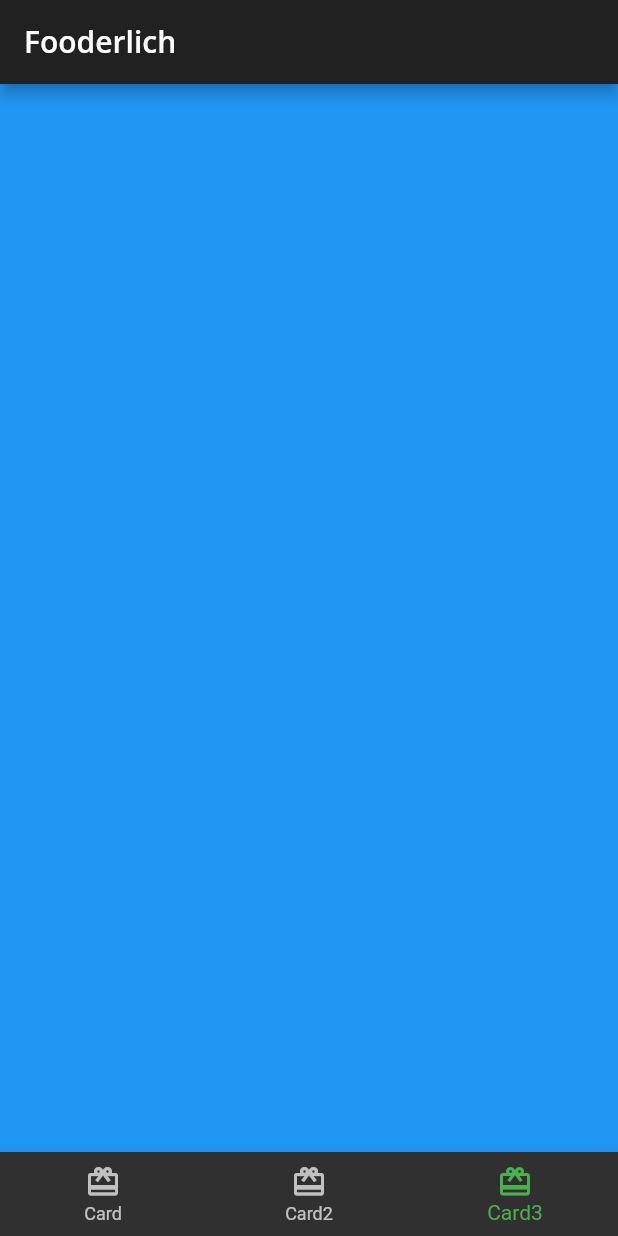
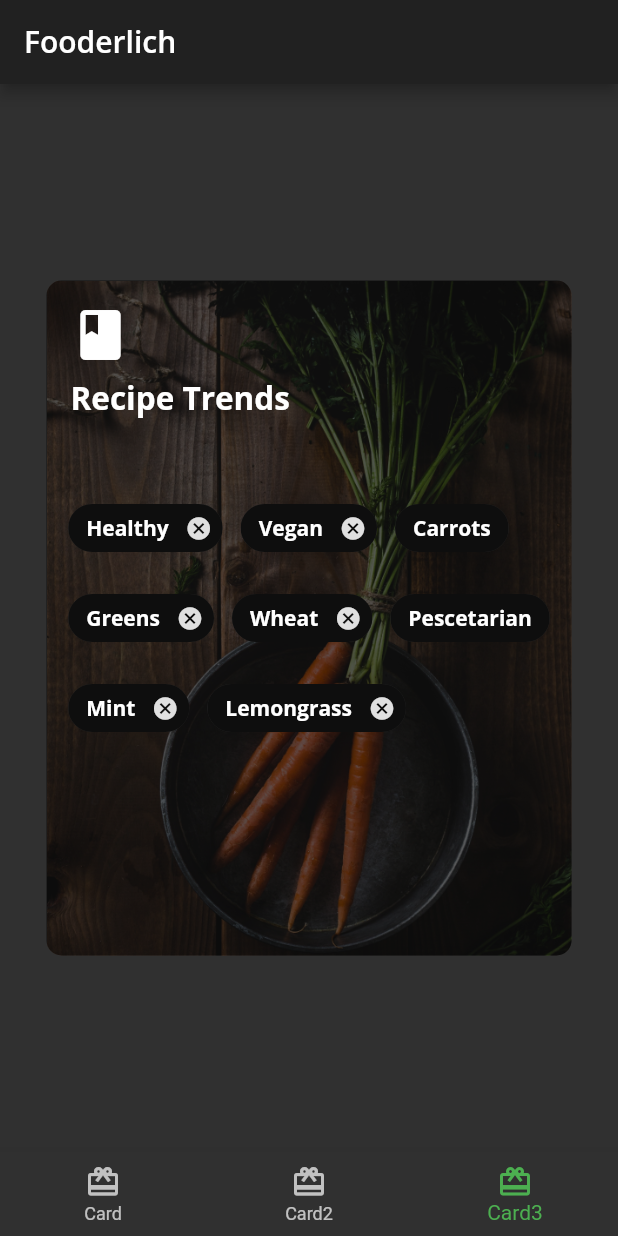
Before and after one commit to Manuelkpatsu/flutter_social_recipe_app, a Flutter app: the screen it shows after launch, item 3 of the bottom bar chosen, on a phone screen of 412 x 824 dp. Run offline on Flutter 3.47's test engine with Material 2 defaults, Android fonts, the phone set to English and light mode, and no system bars; our stand-ins replace google_fonts.

Commit message:
Add third card

```diff
--- /dev/null
+++ b/lib/card3.dart
@@ -0,0 +1,117 @@
+import 'package:flutter/material.dart';
+import 'fooderlich_theme.dart';
+
+class Card3 extends StatelessWidget {
+  const Card3({Key? key}) : super(key: key);
+  @override
+  Widget build(BuildContext context) {
+    return Center(
+      child: Container(
+        constraints: const BoxConstraints.expand(
+          width: 350,
+          height: 450,
+        ),
+        decoration: const BoxDecoration(
+          image: DecorationImage(
+            image: AssetImage('assets/mag2.png'),
+            fit: BoxFit.cover,
+          ),
+          borderRadius: BorderRadius.all(Radius.circular(10.0)),
+        ),
+        child: Stack(
+          children: [
+            Container(
+              decoration: BoxDecoration(
+                color: Colors.black.withOpacity(0.6),
+                borderRadius: const BorderRadius.all(Radius.circular(10.0)),
+              ),
+            ),
+            Container(
+              padding: const EdgeInsets.all(16),
+              child: Column(
+                crossAxisAlignment: CrossAxisAlignment.start,
+                children: [
+                  const Icon(
+                    Icons.book,
+                    color: Colors.white,
+                    size: 40,
+                  ),
+                  const SizedBox(height: 8),
+                  Text(
+                    'Recipe Trends',
+                    style: FooderlichTheme.darkTextTheme.headline2,
+                  ),
+                  const SizedBox(height: 30),
+                ],
+              ),
+            ),
+            Center(
+              child: Wrap(
+                alignment: WrapAlignment.start,
+                spacing: 12,
+                runSpacing: 12,
+                children: [
+                  Chip(
+                    label:
+                        Text('Healthy', style: FooderlichTheme.darkTextTheme.bodyText1),
+                    backgroundColor: Colors.black.withOpacity(0.7),
+                    onDeleted: () {
+                      print('delete');
+                    },
+                  ),
+                  Chip(
+                    label: Text('Vegan', style: FooderlichTheme.darkTextTheme.bodyText1),
+                    backgroundColor: Colors.black.withOpacity(0.7),
+                    onDeleted: () {
+                      print('delete');
+                    },
+                  ),
+                  Chip(
+                    label:
+                        Text('Carrots', style: FooderlichTheme.darkTextTheme.bodyText1),
+                    backgroundColor: Colors.black.withOpacity(0.7),
+                  ),
+                  Chip(
+                    label:
+                    Text('Greens', style: FooderlichTheme.darkTextTheme.bodyText1),
+                    backgroundColor: Colors.black.withOpacity(0.7),
+                    onDeleted: () {
+                      print('delete');
+                    },
+                  ),
+                  Chip(
+                    label: Text('Wheat', style: FooderlichTheme.darkTextTheme.bodyText1),
+                    backgroundColor: Colors.black.withOpacity(0.7),
+                    onDeleted: () {
+                      print('delete');
+                    },
+                  ),
+                  Chip(
+                    label:
+                    Text('Pescetarian', style: FooderlichTheme.darkTextTheme.bodyText1),
+                    backgroundColor: Colors.black.withOpacity(0.7),
+                  ),
+                  Chip(
+                    label:
+                    Text('Mint', style: FooderlichTheme.darkTextTheme.bodyText1),
+                    backgroundColor: Colors.black.withOpacity(0.7),
+                    onDeleted: () {
+                      print('delete');
+                    },
+                  ),
+                  Chip(
+                    label: Text('Lemongrass', style: FooderlichTheme.darkTextTheme.bodyText1),
+                    backgroundColor: Colors.black.withOpacity(0.7),
+                    onDeleted: () {
+                      print('delete');
+                    },
+                  ),
+                ],
+              ),
+            ),
+          ],
+        ),
+      ),
+    );
+  }
+}
--- a/lib/home.dart
+++ b/lib/home.dart
@@ -1,7 +1,8 @@
 import 'package:flutter/material.dart';
-import 'package:fluttersocialrecipeapp/card2.dart';
 
 import 'card1.dart';
+import 'card2.dart';
+import 'card3.dart';
 
 class Home extends StatefulWidget {
   const Home({Key? key}) : super(key: key);
@@ -16,8 +17,7 @@
   static List<Widget> pages = <Widget>[
     const Card1(),
     const Card2(),
-    // TODO: Replace with Card3
-    Container(color: Colors.blue)
+    const Card3(),
   ];
 
   void _onItemTapped(int index) {
```
